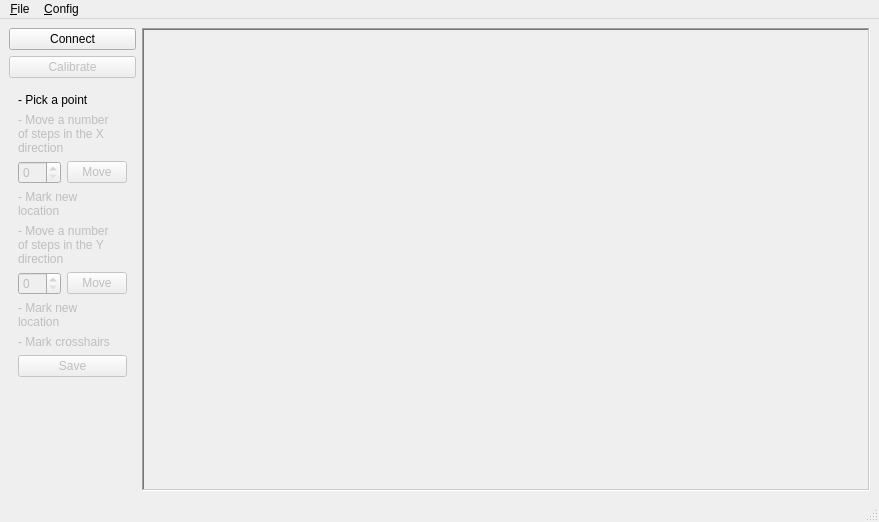
This is src/mainwindow.ui in stvc/vxm-control as Qt 5 draws it before an edit. The edited form follows.
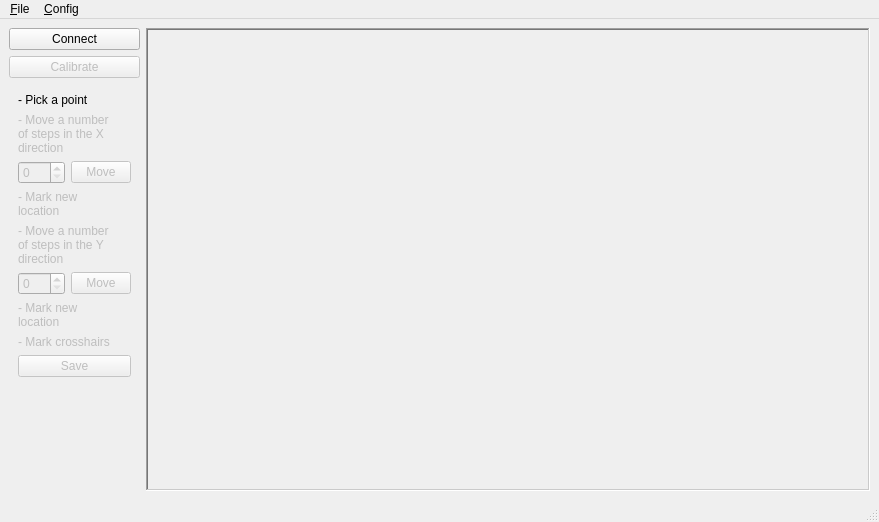
This is the edited form. The open tabs and pages were chosen to show the change.

What changed in the file:
```diff
--- a/src/mainwindow.ui
+++ b/src/mainwindow.ui
@@ -269,6 +269,9 @@
               <property name="enabled">
                <bool>false</bool>
               </property>
+              <property name="maximum">
+               <number>999</number>
+              </property>
              </widget>
             </item>
             <item>
@@ -319,6 +322,9 @@
               <property name="enabled">
                <bool>false</bool>
               </property>
+              <property name="maximum">
+               <number>999</number>
+              </property>
              </widget>
             </item>
             <item>
```
Left out of the diff: 4 changed lines with no effect on the pictures.
